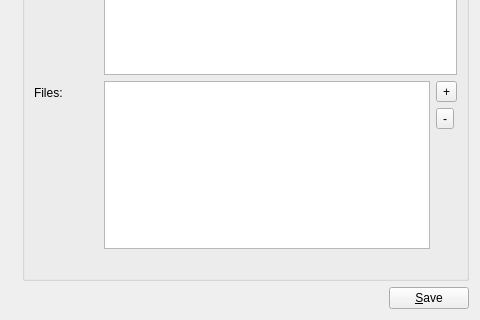
The window that src/book_editor.ui (chrmorais/aranduka) describes before a commit, drawn with Qt 5; both pictures show x 123 to 603 and y 244 to 564 of the 603 by 564 pixel window.
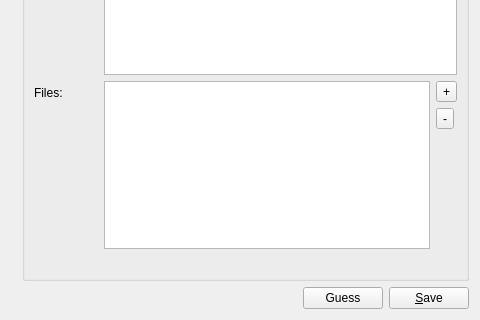
The same window after the commit. Icons and pictures are not drawn.

Commit message: Beginnings of a more detailed 'guess'

Diff of the .ui file:
```diff
--- a/src/book_editor.ui
+++ b/src/book_editor.ui
@@ -204,6 +204,13 @@
        </property>
       </spacer>
      </item>
+     <item>
+      <widget class="QPushButton" name="guess">
+       <property name="text">
+        <string>Guess</string>
+       </property>
+      </widget>
+     </item>
      <item>
       <widget class="QPushButton" name="save">
        <property name="text">
```
The commit also changes 2 other files.
